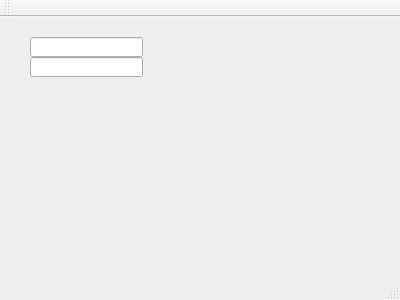
Qt form mainwindow.ui (bzyx/MuzeumGUI) before a commit.
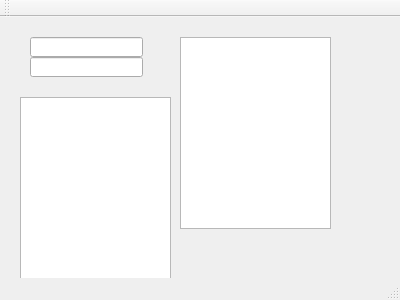
The same form after that commit.

```diff
--- a/mainwindow.ui
+++ b/mainwindow.ui
@@ -34,6 +34,26 @@
      </rect>
     </property>
    </widget>
+   <widget class="QListWidget" name="listWidget">
+    <property name="geometry">
+     <rect>
+      <x>180</x>
+      <y>20</y>
+      <width>151</width>
+      <height>192</height>
+     </rect>
+    </property>
+   </widget>
+   <widget class="QTableWidget" name="tableWidget">
+    <property name="geometry">
+     <rect>
+      <x>20</x>
+      <y>80</y>
+      <width>151</width>
+      <height>192</height>
+     </rect>
+    </property>
+   </widget>
   </widget>
   <widget class="QMenuBar" name="menuBar">
    <property name="geometry">
```
